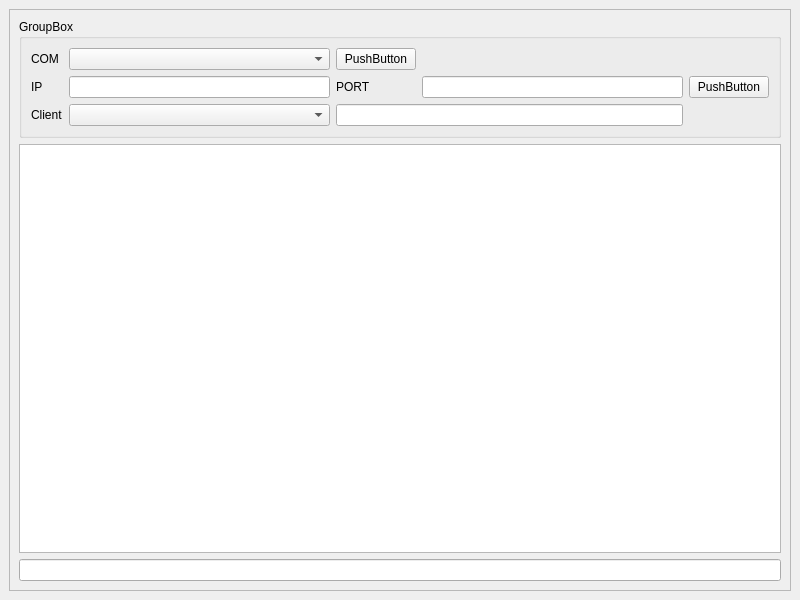
This is UI/test.ui in KimByungSu1/pythonProject as Qt 5 draws it before an edit. The edited form follows.
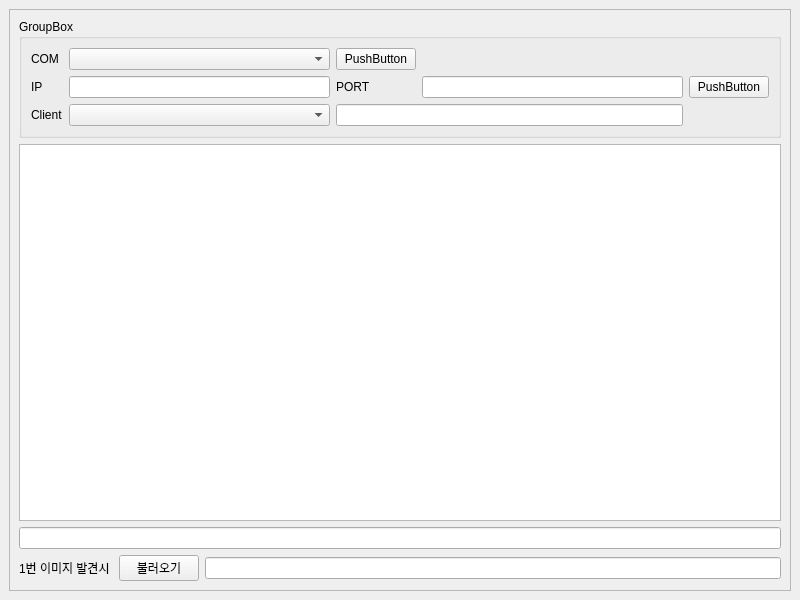
This is the edited form.

The edit to the form file:
```diff
--- a/UI/test.ui
+++ b/UI/test.ui
@@ -24,13 +24,23 @@
        <enum>QFrame::Raised</enum>
       </property>
       <layout class="QGridLayout" name="gridLayout">
-       <item row="2" column="0">
-        <widget class="QTextEdit" name="textEdit"/>
-       </item>
-       <item row="3" column="0">
+       <item row="3" column="0" colspan="3">
         <widget class="QLineEdit" name="le_txCommand"/>
        </item>
-       <item row="0" column="0">
+       <item row="2" column="0" colspan="3">
+        <widget class="QTextEdit" name="textEdit"/>
+       </item>
+       <item row="4" column="2">
+        <widget class="QLineEdit" name="le_imagePath1"/>
+       </item>
+       <item row="4" column="0">
+        <widget class="QLabel" name="lb_image1">
+         <property name="text">
+          <string>1번 이미지 발견시 </string>
+         </property>
+        </widget>
+       </item>
+       <item row="0" column="0" colspan="3">
         <widget class="QGroupBox" name="groupBox">
          <property name="title">
           <string>GroupBox</string>
@@ -96,6 +106,13 @@
          </layout>
         </widget>
        </item>
+       <item row="4" column="1">
+        <widget class="QPushButton" name="pb_loadImage1">
+         <property name="text">
+          <string>불러오기</string>
+         </property>
+        </widget>
+       </item>
       </layout>
      </widget>
     </item>
```
